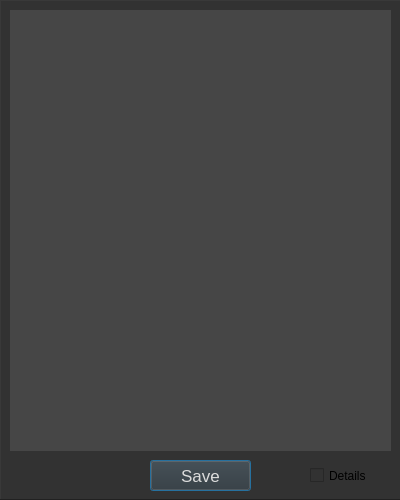
Qt form src/widgetApp/RaportDialog.ui (Projekt-zespolowy-TIU/DesignYourNetwork) before a commit.
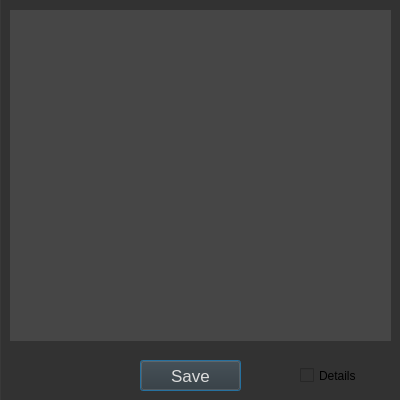
The same form after that commit. Icons and pictures are not drawn.

Patch:
```diff
--- a/src/widgetApp/RaportDialog.ui
+++ b/src/widgetApp/RaportDialog.ui
@@ -7,7 +7,7 @@
     <x>0</x>
     <y>0</y>
     <width>400</width>
-    <height>500</height>
+    <height>400</height>
    </rect>
   </property>
   <property name="windowTitle">
@@ -21,9 +21,9 @@
    <property name="geometry">
     <rect>
      <x>0</x>
-     <y>0</y>
+     <y>-10</y>
      <width>401</width>
-     <height>500</height>
+     <height>411</height>
     </rect>
    </property>
    <property name="styleSheet">
@@ -39,9 +39,9 @@
     <property name="geometry">
      <rect>
       <x>10</x>
-      <y>10</y>
+      <y>20</y>
       <width>381</width>
-      <height>441</height>
+      <height>331</height>
      </rect>
     </property>
     <property name="styleSheet">
@@ -59,37 +59,16 @@
        <x>0</x>
        <y>0</y>
        <width>381</width>
-       <height>441</height>
+       <height>331</height>
       </rect>
      </property>
     </widget>
    </widget>
-   <widget class="QPushButton" name="saveButton">
-    <property name="geometry">
-     <rect>
-      <x>150</x>
-      <y>460</y>
-      <width>101</width>
-      <height>31</height>
-     </rect>
-    </property>
-    <property name="font">
-     <font>
-      <pointsize>13</pointsize>
-     </font>
-    </property>
-    <property name="styleSheet">
-     <string notr="true">color: rgb(220, 220, 220);</string>
-    </property>
-    <property name="text">
-     <string>Save</string>
-    </property>
-   </widget>
    <widget class="QCheckBox" name="checkBox">
     <property name="geometry">
      <rect>
-      <x>310</x>
-      <y>460</y>
+      <x>300</x>
+      <y>370</y>
       <width>81</width>
       <height>31</height>
      </rect>
@@ -104,6 +83,27 @@
      </size>
     </property>
    </widget>
+   <widget class="QPushButton" name="saveButton">
+    <property name="geometry">
+     <rect>
+      <x>140</x>
+      <y>370</y>
+      <width>101</width>
+      <height>31</height>
+     </rect>
+    </property>
+    <property name="font">
+     <font>
+      <pointsize>13</pointsize>
+     </font>
+    </property>
+    <property name="styleSheet">
+     <string notr="true">color: rgb(220, 220, 220);</string>
+    </property>
+    <property name="text">
+     <string>Save</string>
+    </property>
+   </widget>
   </widget>
  </widget>
  <resources>
```
